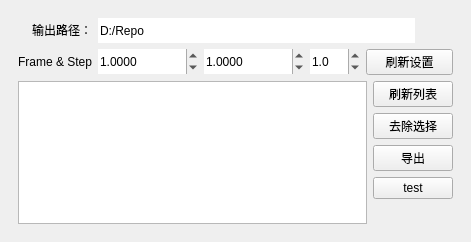
Old version of the form core/abcIO/Abc.ui in the repository rupengfei/TD_code.
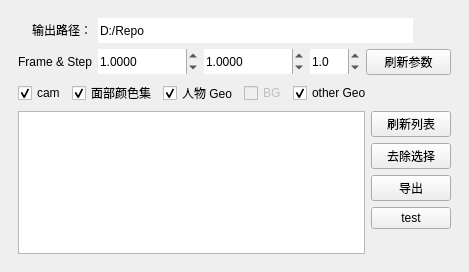
New version of the form. Icons and pictures are not drawn.

Commit message: ABC ui ok add some core

Diff of the .ui file:
```diff
--- a/core/abcIO/Abc.ui
+++ b/core/abcIO/Abc.ui
@@ -6,8 +6,8 @@
    <rect>
     <x>0</x>
     <y>0</y>
-    <width>471</width>
-    <height>242</height>
+    <width>469</width>
+    <height>272</height>
    </rect>
   </property>
   <property name="windowTitle">
@@ -31,8 +31,8 @@
         <rect>
          <x>0</x>
          <y>0</y>
-         <width>453</width>
-         <height>224</height>
+         <width>451</width>
+         <height>254</height>
         </rect>
        </property>
        <layout class="QGridLayout" name="gridLayout_4">
@@ -148,7 +148,7 @@
             <item>
              <widget class="QPushButton" name="btn_refresh_setting">
               <property name="text">
-               <string>刷新设置</string>
+               <string>刷新参数</string>
               </property>
              </widget>
             </item>
@@ -231,19 +231,9 @@
           </item>
          </layout>
         </item>
-        <item row="1" column="0">
+        <item row="2" column="0">
          <layout class="QGridLayout" name="gridLayout_3">
-          <item row="0" column="0">
-           <widget class="QListView" name="list_view">
-            <property name="minimumSize">
-             <size>
-              <width>343</width>
-              <height>0</height>
-             </size>
-            </property>
-           </widget>
-          </item>
-          <item row="0" column="1">
+          <item row="1" column="1">
            <layout class="QVBoxLayout" name="verticalLayout">
             <item>
              <widget class="QPushButton" name="btn_refresh_list">
@@ -293,6 +283,86 @@
              </spacer>
             </item>
            </layout>
+          </item>
+          <item row="1" column="0">
+           <widget class="QListView" name="list_view">
+            <property name="minimumSize">
+             <size>
+              <width>343</width>
+              <height>0</height>
+             </size>
+            </property>
+           </widget>
+          </item>
+         </layout>
+        </item>
+        <item row="1" column="0">
+         <layout class="QHBoxLayout" name="horizontalLayout">
+          <item>
+           <widget class="QCheckBox" name="check_cam">
+            <property name="text">
+             <string>cam</string>
+            </property>
+            <property name="checked">
+             <bool>true</bool>
+            </property>
+           </widget>
+          </item>
+          <item>
+           <widget class="QCheckBox" name="check_color_set">
+            <property name="text">
+             <string>面部颜色集</string>
+            </property>
+            <property name="checked">
+             <bool>true</bool>
+            </property>
+           </widget>
+          </item>
+          <item>
+           <widget class="QCheckBox" name="check_body">
+            <property name="text">
+             <string>人物 Geo</string>
+            </property>
+            <property name="checked">
+             <bool>true</bool>
+            </property>
+           </widget>
+          </item>
+          <item>
+           <widget class="QCheckBox" name="check_BG">
+            <property name="enabled">
+             <bool>false</bool>
+            </property>
+            <property name="text">
+             <string>BG</string>
+            </property>
+            <property name="checked">
+             <bool>false</bool>
+            </property>
+           </widget>
+          </item>
+          <item>
+           <widget class="QCheckBox" name="check_other">
+            <property name="text">
+             <string>other Geo</string>
+            </property>
+            <property name="checked">
+             <bool>true</bool>
+            </property>
+           </widget>
+          </item>
+          <item>
+           <spacer name="horizontalSpacer">
+            <property name="orientation">
+             <enum>Qt::Horizontal</enum>
+            </property>
+            <property name="sizeHint" stdset="0">
+             <size>
+              <width>40</width>
+              <height>20</height>
+             </size>
+            </property>
+           </spacer>
           </item>
          </layout>
         </item>
```
The commit also changes 3 other files.
